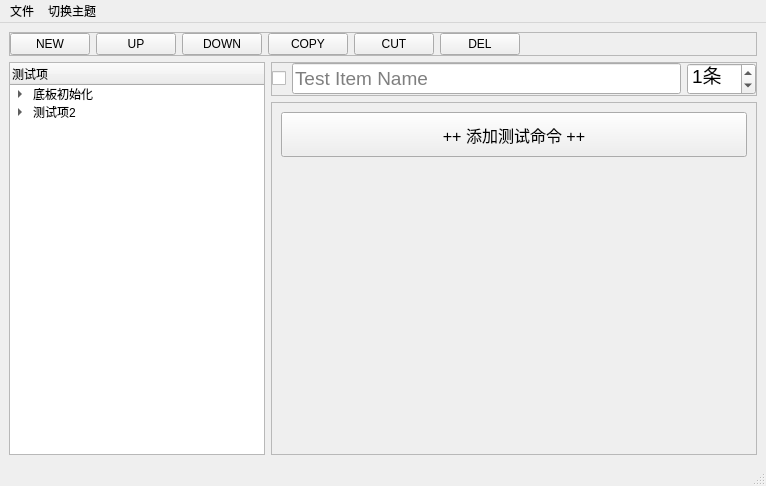
This is mainwindow.ui in m-RNA/labview-ini-editor as Qt 5 draws it before an edit. The edited form follows.
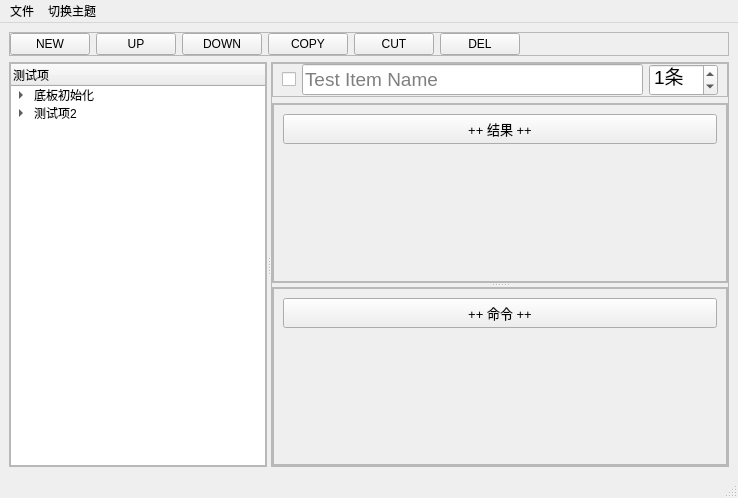
This is the edited form.

Commit message: New：粗略完成显示结果UI 与 相关ini解析代码

What changed in the file:
```diff
--- a/mainwindow.ui
+++ b/mainwindow.ui
@@ -6,17 +6,23 @@
    <rect>
     <x>0</x>
     <y>0</y>
-    <width>766</width>
-    <height>486</height>
+    <width>738</width>
+    <height>498</height>
    </rect>
   </property>
   <property name="windowTitle">
    <string>MainWindow</string>
   </property>
   <widget class="QWidget" name="centralwidget">
-   <layout class="QGridLayout" name="gridLayout">
-    <item row="0" column="0" colspan="2">
+   <layout class="QGridLayout" name="gridLayout_5">
+    <item row="0" column="0">
      <widget class="QFrame" name="frame_2">
+      <property name="sizePolicy">
+       <sizepolicy hsizetype="Preferred" vsizetype="Fixed">
+        <horstretch>1</horstretch>
+        <verstretch>0</verstretch>
+       </sizepolicy>
+      </property>
       <property name="frameShape">
        <enum>QFrame::StyledPanel</enum>
       </property>
@@ -94,10 +100,41 @@
       </layout>
      </widget>
     </item>
-    <item row="1" column="0" rowspan="2">
+    <item row="1" column="0">
+     <widget class="QSplitter" name="splitter_2">
+      <property name="orientation">
+       <enum>Qt::Horizontal</enum>
+      </property>
+      <widget class="QFrame" name="frame_6">
+       <property name="sizePolicy">
+        <sizepolicy hsizetype="Preferred" vsizetype="Preferred">
+         <horstretch>0</horstretch>
+         <verstretch>1</verstretch>
+        </sizepolicy>
+       </property>
+       <property name="frameShape">
+        <enum>QFrame::StyledPanel</enum>
+       </property>
+       <property name="frameShadow">
+        <enum>QFrame::Raised</enum>
+       </property>
+       <layout class="QGridLayout" name="gridLayout_4">
+        <property name="leftMargin">
+         <number>0</number>
+        </property>
+        <property name="topMargin">
+         <number>0</number>
+        </property>
+        <property name="rightMargin">
+         <number>0</number>
+        </property>
+        <property name="bottomMargin">
+         <number>0</number>
+        </property>
+        <item row="0" column="0">
      <widget class="QTreeWidget" name="treeWidget">
       <property name="sizePolicy">
-       <sizepolicy hsizetype="Expanding" vsizetype="Expanding">
+           <sizepolicy hsizetype="Preferred" vsizetype="Preferred">
         <horstretch>0</horstretch>
         <verstretch>1</verstretch>
        </sizepolicy>
@@ -157,10 +194,38 @@
       </item>
      </widget>
     </item>
-    <item row="1" column="1">
+       </layout>
+      </widget>
+      <widget class="QFrame" name="frame_3">
+       <property name="sizePolicy">
+        <sizepolicy hsizetype="Preferred" vsizetype="Preferred">
+         <horstretch>1</horstretch>
+         <verstretch>1</verstretch>
+        </sizepolicy>
+       </property>
+       <property name="frameShape">
+        <enum>QFrame::StyledPanel</enum>
+       </property>
+       <property name="frameShadow">
+        <enum>QFrame::Raised</enum>
+       </property>
+       <layout class="QVBoxLayout" name="verticalLayout">
+        <property name="leftMargin">
+         <number>0</number>
+        </property>
+        <property name="topMargin">
+         <number>0</number>
+        </property>
+        <property name="rightMargin">
+         <number>0</number>
+        </property>
+        <property name="bottomMargin">
+         <number>0</number>
+        </property>
+        <item>
      <widget class="QFrame" name="frame">
       <property name="sizePolicy">
-       <sizepolicy hsizetype="Preferred" vsizetype="Fixed">
+           <sizepolicy hsizetype="Expanding" vsizetype="Fixed">
         <horstretch>1</horstretch>
         <verstretch>0</verstretch>
        </sizepolicy>
@@ -173,13 +238,13 @@
       </property>
       <layout class="QHBoxLayout" name="horizontalLayout_2">
        <property name="leftMargin">
-        <number>0</number>
+            <number>9</number>
        </property>
        <property name="topMargin">
         <number>0</number>
        </property>
        <property name="rightMargin">
-        <number>0</number>
+            <number>9</number>
        </property>
        <property name="bottomMargin">
         <number>0</number>
@@ -251,7 +316,143 @@
       </layout>
      </widget>
     </item>
-    <item row="2" column="1">
+        <item>
+         <widget class="QSplitter" name="splitter">
+          <property name="orientation">
+           <enum>Qt::Vertical</enum>
+          </property>
+          <widget class="QFrame" name="frame_4">
+           <property name="sizePolicy">
+            <sizepolicy hsizetype="Preferred" vsizetype="Maximum">
+             <horstretch>1</horstretch>
+             <verstretch>0</verstretch>
+            </sizepolicy>
+           </property>
+           <property name="sizeIncrement">
+            <size>
+             <width>0</width>
+             <height>0</height>
+            </size>
+           </property>
+           <property name="frameShape">
+            <enum>QFrame::StyledPanel</enum>
+           </property>
+           <property name="frameShadow">
+            <enum>QFrame::Raised</enum>
+           </property>
+           <layout class="QGridLayout" name="gridLayout_3">
+            <property name="leftMargin">
+             <number>0</number>
+            </property>
+            <property name="topMargin">
+             <number>0</number>
+            </property>
+            <property name="rightMargin">
+             <number>0</number>
+            </property>
+            <property name="bottomMargin">
+             <number>0</number>
+            </property>
+            <item row="0" column="0">
+             <widget class="QScrollArea" name="scrollArea_3">
+              <property name="sizePolicy">
+               <sizepolicy hsizetype="Expanding" vsizetype="Expanding">
+                <horstretch>1</horstretch>
+                <verstretch>1</verstretch>
+               </sizepolicy>
+              </property>
+              <property name="widgetResizable">
+               <bool>true</bool>
+              </property>
+              <property name="alignment">
+               <set>Qt::AlignLeading|Qt::AlignLeft|Qt::AlignTop</set>
+              </property>
+              <widget class="QWidget" name="scrollAreaWidgetContents_Result">
+               <property name="geometry">
+                <rect>
+                 <x>0</x>
+                 <y>0</y>
+                 <width>433</width>
+                 <height>170</height>
+                </rect>
+               </property>
+               <layout class="QVBoxLayout" name="vloResultItem">
+                <property name="leftMargin">
+                 <number>9</number>
+                </property>
+                <property name="topMargin">
+                 <number>9</number>
+                </property>
+                <property name="rightMargin">
+                 <number>9</number>
+                </property>
+                <property name="bottomMargin">
+                 <number>9</number>
+                </property>
+                <item>
+                 <widget class="QPushButton" name="btnAddResultItem">
+                  <property name="minimumSize">
+                   <size>
+                    <width>0</width>
+                    <height>30</height>
+                   </size>
+                  </property>
+                  <property name="font">
+                   <font>
+                    <pointsize>10</pointsize>
+                   </font>
+                  </property>
+                  <property name="text">
+                   <string>++ 结果 ++</string>
+                  </property>
+                 </widget>
+                </item>
+                <item>
+                 <spacer name="verticalSpacer_3">
+                  <property name="orientation">
+                   <enum>Qt::Vertical</enum>
+                  </property>
+                  <property name="sizeHint" stdset="0">
+                   <size>
+                    <width>20</width>
+                    <height>340</height>
+                   </size>
+                  </property>
+                 </spacer>
+                </item>
+               </layout>
+              </widget>
+             </widget>
+            </item>
+           </layout>
+          </widget>
+          <widget class="QFrame" name="frame_5">
+           <property name="sizePolicy">
+            <sizepolicy hsizetype="Preferred" vsizetype="Expanding">
+             <horstretch>1</horstretch>
+             <verstretch>0</verstretch>
+            </sizepolicy>
+           </property>
+           <property name="frameShape">
+            <enum>QFrame::StyledPanel</enum>
+           </property>
+           <property name="frameShadow">
+            <enum>QFrame::Raised</enum>
+           </property>
+           <layout class="QGridLayout" name="gridLayout">
+            <property name="leftMargin">
+             <number>0</number>
+            </property>
+            <property name="topMargin">
+             <number>0</number>
+            </property>
+            <property name="rightMargin">
+             <number>0</number>
+            </property>
+            <property name="bottomMargin">
+             <number>0</number>
+            </property>
+            <item row="0" column="0">
      <widget class="QScrollArea" name="scrollArea">
       <property name="sizePolicy">
        <sizepolicy hsizetype="Expanding" vsizetype="Expanding">
@@ -270,26 +471,38 @@
         <rect>
          <x>0</x>
          <y>0</y>
-         <width>484</width>
-         <height>341</height>
-        </rect>
-       </property>
-       <layout class="QVBoxLayout" name="vloTestItem">
+                 <width>433</width>
+                 <height>170</height>
+                </rect>
+               </property>
+               <layout class="QVBoxLayout" name="vloCmdItem">
+                <property name="leftMargin">
+                 <number>9</number>
+                </property>
+                <property name="topMargin">
+                 <number>9</number>
+                </property>
+                <property name="rightMargin">
+                 <number>9</number>
+                </property>
+                <property name="bottomMargin">
+                 <number>9</number>
+                </property>
         <item>
          <widget class="QPushButton" name="btnAddTestItem">
           <property name="minimumSize">
            <size>
             <width>0</width>
-            <height>45</height>
+                    <height>30</height>
            </size>
           </property>
           <property name="font">
            <font>
-            <pointsize>12</pointsize>
+                    <pointsize>10</pointsize>
            </font>
           </property>
           <property name="text">
-           <string>++ 添加测试命令 ++</string>
+                   <string>++ 命令 ++</string>
           </property>
          </widget>
         </item>
@@ -312,12 +525,20 @@
     </item>
    </layout>
   </widget>
+         </widget>
+        </item>
+       </layout>
+      </widget>
+     </widget>
+    </item>
+   </layout>
+  </widget>
   <widget class="QMenuBar" name="menubar">
    <property name="geometry">
     <rect>
      <x>0</x>
      <y>0</y>
-     <width>766</width>
+     <width>738</width>
      <height>26</height>
     </rect>
    </property>
```
Lines whose indentation alone changed are shown as unchanged. The commit also changes 12 other files.
